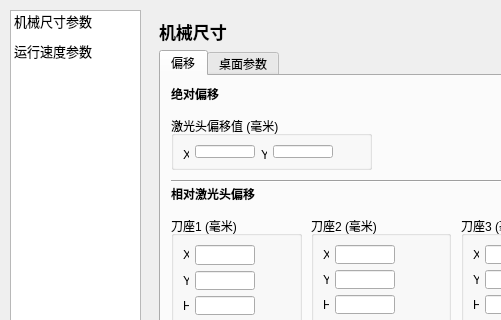
The window that File/Settings/settings.ui (stonefjd/Cutting) describes before a commit, drawn with Qt 5; both pictures show x 0 to 501 and y 0 to 320 of the 708 by 511 pixel window.
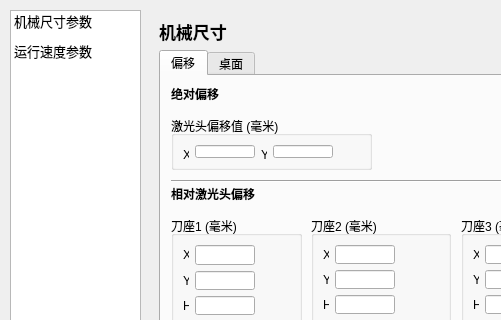
The same window after the commit. The open tabs and pages were chosen to show the change.

What changed in the file:
```diff
--- a/File/Settings/settings.ui
+++ b/File/Settings/settings.ui
@@ -1738,7 +1738,7 @@
          </widget>
          <widget class="QWidget" name="tabSizeDesktop">
           <attribute name="title">
-           <string>桌面参数</string>
+           <string>桌面</string>
           </attribute>
           <widget class="QGroupBox" name="groupBoxCutting">
            <property name="geometry">
```
Left out of the diff: 4 changed lines with no effect on the pictures.
